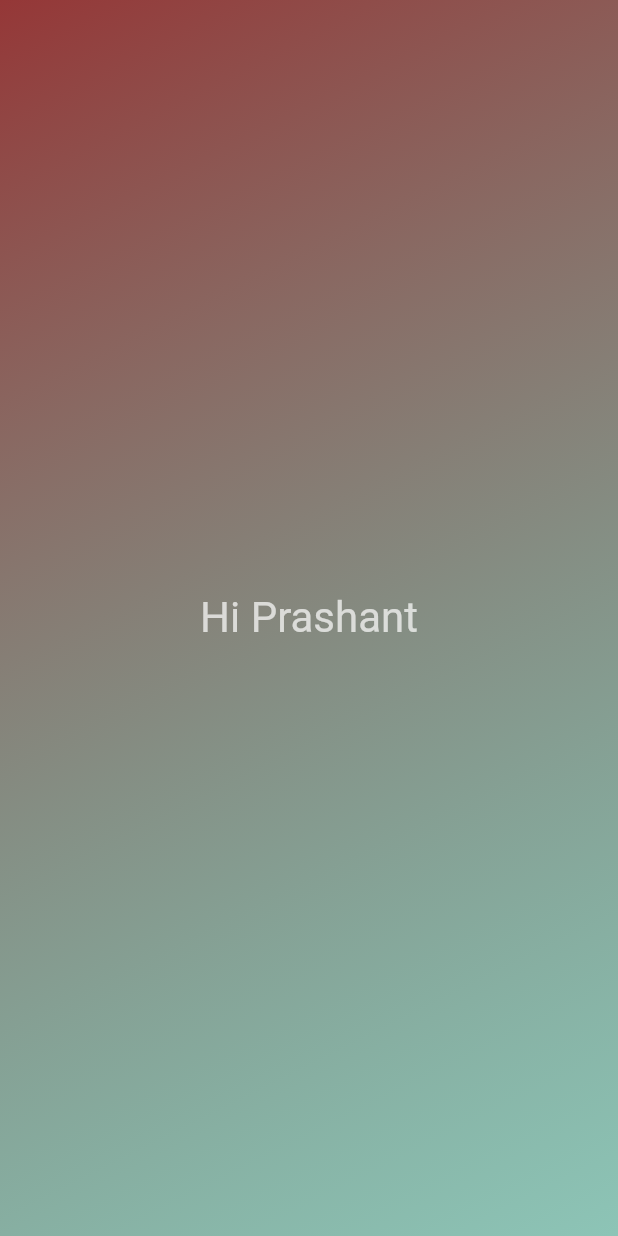
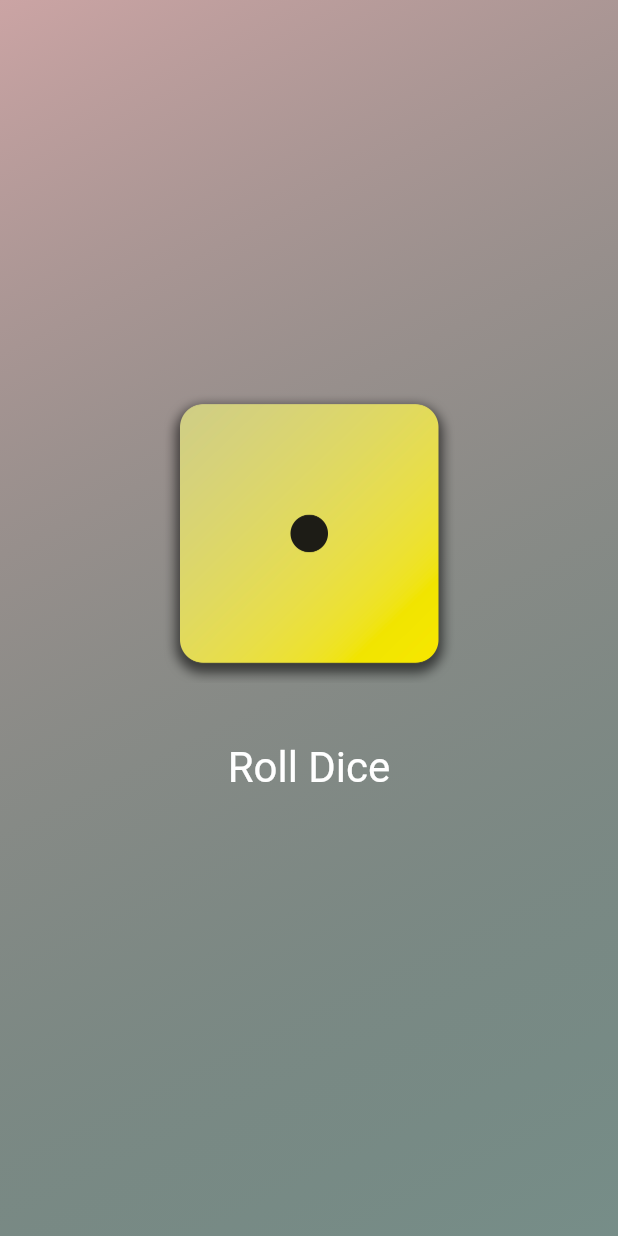
Before and after one commit to prashantbhat84/flutter-learning, a Flutter app: the screen it shows after launch, on a phone screen of 412 x 824 dp. Run offline on Flutter 3.47's test engine with Material 2 defaults, Android fonts, the phone set to English and light mode, and no system bars.

Commit message:
first app completed

```diff
--- /dev/null
+++ b/lib/dice_roller.dart
@@ -0,0 +1,41 @@
+import 'package:flutter/material.dart';
+import 'dart:math';
+
+final randomizer = Random();
+
+class DiceRoller extends StatefulWidget {
+  const DiceRoller({super.key});
+  @override
+  State<DiceRoller> createState() {
+    return _DiceRollerState();
+  }
+}
+
+class _DiceRollerState extends State<DiceRoller> {
+  var currentDiceRoll = 1;
+  void rollDice() {
+    setState(() {
+      currentDiceRoll = randomizer.nextInt(6) + 1;
+    });
+  }
+
+  @override
+  Widget build(context) {
+    return Column(
+      mainAxisSize: MainAxisSize.min,
+      children: [
+        Image.asset(
+          'assets/images/dice-$currentDiceRoll.png',
+          width: 200,
+        ),
+        TextButton(
+            onPressed: rollDice,
+            style: TextButton.styleFrom(
+                foregroundColor: Colors.white,
+                padding: const EdgeInsets.all(40),
+                textStyle: const TextStyle(fontSize: 28)),
+            child: const Text("Roll Dice"))
+      ],
+    );
+  }
+}
--- a/lib/gradient_container.dart
+++ b/lib/gradient_container.dart
@@ -1,21 +1,21 @@
 import 'package:flutter/material.dart';
-
-import 'package:flutter_new/styled_text.dart';
+import 'package:flutter_new/dice_roller.dart';
 
 const startAlignment = Alignment.topLeft;
 const endAlignment = Alignment.bottomRight;
 
 class GradientContainer extends StatelessWidget {
-  const GradientContainer({super.key});
+  const GradientContainer({super.key, required this.colors});
+
+  final List<Color> colors;
+
   @override
   Widget build(context) {
     return Container(
-      decoration: const BoxDecoration(
-          gradient: LinearGradient(colors: [
-        Color.fromARGB(255, 149, 55, 55),
-        Color.fromARGB(137, 47, 150, 124)
-      ], begin: startAlignment, end: endAlignment)),
-      child: const Center(child: StyledText('Hi Prashant')),
+      decoration: BoxDecoration(
+          gradient: LinearGradient(
+              colors: colors, begin: startAlignment, end: endAlignment)),
+      child: const Center(child: DiceRoller()),
     );
   }
 }
--- a/lib/main.dart
+++ b/lib/main.dart
@@ -6,7 +6,10 @@ void main() {
   runApp(const MaterialApp(
     home: Scaffold(
       // backgroundColor: Color.fromARGB(255, 103, 173, 134),
-      body: GradientContainer(),
+      body: GradientContainer(colors: [
+        Color.fromARGB(255, 203, 164, 164),
+        Color.fromARGB(135, 2, 45, 35)
+      ]),
     ),
   ));
 }
```
Also changed, not shown: pubspec.yaml (+7 -3 lines), assets/images/dice-1.png (added), assets/images/dice-2.png (added), assets/images/dice-3.png (added), assets/images/dice-4.png (added), assets/images/dice-5.png (added), assets/images/dice-6.png (added).
